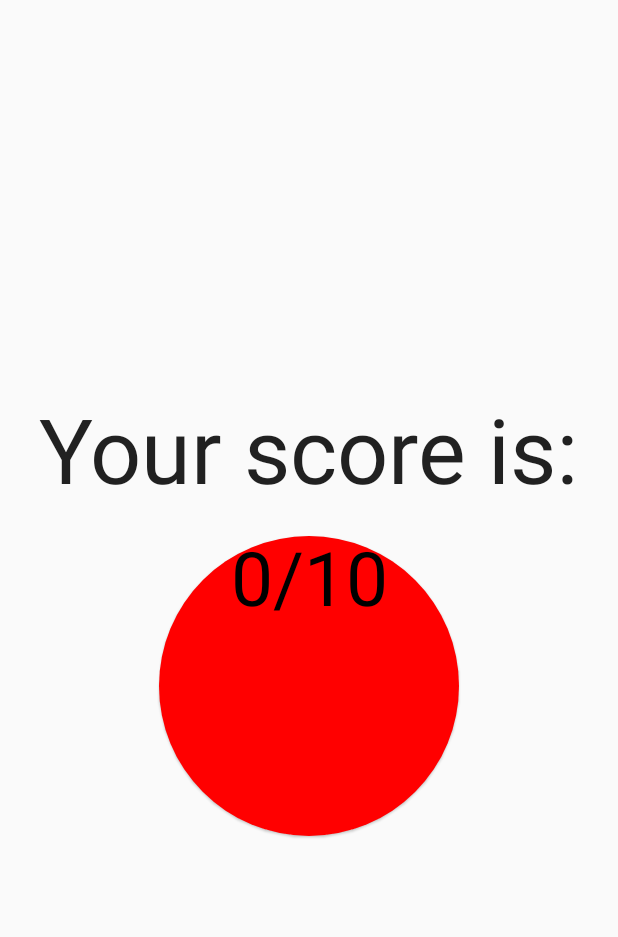
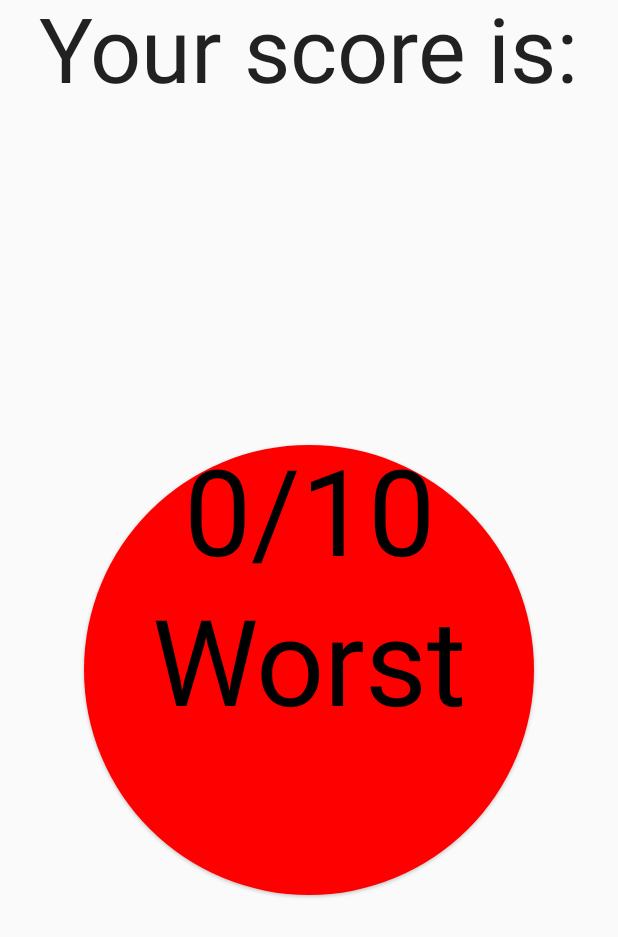
Before and after one commit to idos1234/QuizGame, an Android app built with Jetpack Compose: the Final screen opened through its navigation route, on a phone screen of 412 x 824 dp. Shown: the top 937 px of the screen. Run offline under Robolectric (Android 15) with nearby library versions, the phone set to English and light mode, and no system bars; our stand-ins replace window size class.

Commit message:
Complete making the app on different sizes of screens

```diff
--- a/app/src/main/java/com/example/quizgame/ui/QuizApp.kt
+++ b/app/src/main/java/com/example/quizgame/ui/QuizApp.kt
@@ -43,7 +43,7 @@ fun QuizApp(
             )
         }
         composable(route = ScreensNav.Final.name) {
-            finalScore(score = score )
+            finalScore(score = score, windowSize = windowSize)
         }
     }
 }
--- a/app/src/main/java/com/example/quizgame/ui/finalScore.kt
+++ b/app/src/main/java/com/example/quizgame/ui/finalScore.kt
@@ -3,17 +3,20 @@ package com.example.quizgame.ui
 import androidx.compose.foundation.layout.*
 import androidx.compose.material.Card
 import androidx.compose.material.Text
+import androidx.compose.material3.windowsizeclass.WindowWidthSizeClass
 import androidx.compose.runtime.Composable
 import androidx.compose.ui.Alignment
 import androidx.compose.ui.Modifier
 import androidx.compose.ui.graphics.Color
 import androidx.compose.ui.tooling.preview.Preview
+import androidx.compose.ui.unit.Dp
+import androidx.compose.ui.unit.TextUnit
 import androidx.compose.ui.unit.dp
 import androidx.compose.ui.unit.sp
 import com.example.quizgame.ui.theme.Shapes
 
 @Composable
-fun finalScore(score: Int) {
+fun finalScore(score: Int, windowSize: WindowWidthSizeClass = WindowWidthSizeClass.Compact) {
 
     val color: Color = when(score) {
         1 -> com.example.quizgame.ui.theme.score_1
@@ -40,79 +43,108 @@ fun finalScore(score: Int) {
         8 -> "Very Good"
         9 -> "Great"
         10 -> "excellent!"
-        else -> {""}
+        else -> {"Worst"}
+    }
+
+    val TitleSize: TextUnit = when (windowSize) {
+        WindowWidthSizeClass.Compact -> 60.sp
+        WindowWidthSizeClass.Medium -> 90.sp
+        WindowWidthSizeClass.Expanded -> 90.sp
+        else -> 90.sp
+    }
+
+    val textSize: TextUnit = when (windowSize) {
+        WindowWidthSizeClass.Compact -> 80.sp
+        WindowWidthSizeClass.Medium -> 100.sp
+        WindowWidthSizeClass.Expanded -> 110.sp
+        else -> 110.sp
+    }
+
+    val ButtonSize: Dp = when (windowSize) {
+        WindowWidthSizeClass.Compact -> 300.dp
+        WindowWidthSizeClass.Medium -> 400.dp
+        WindowWidthSizeClass.Expanded -> 450.dp
+        else -> 450.dp
     }
 
     Box(modifier = Modifier.fillMaxSize(), contentAlignment = Alignment.Center) {
         Column(horizontalAlignment = Alignment.CenterHorizontally) {
-            Text("Your score is:", fontSize = 60.sp)
-            Spacer(modifier = Modifier.height(20.dp))
-            Card(shape = Shapes.large, backgroundColor = color, modifier = Modifier.size(200.dp)) {
+            Text("Your score is:", fontSize = TitleSize)
+            Spacer(modifier = Modifier.weight(2f))
+            Card(shape = Shapes.large, backgroundColor = color, modifier = Modifier.size(ButtonSize)) {
                 Column(horizontalAlignment = Alignment.CenterHorizontally) {
-                    Text(text = "${score}/10", color = Color.Black, fontSize = 50.sp)
-                    Text(text = text, color = Color.Black, fontSize = 40.sp)
+                    Text(text = "${score}/10", color = Color.Black, fontSize = textSize, modifier = Modifier.weight(1f))
+                    Text(text = text, color = Color.Black, fontSize = textSize, modifier = Modifier.weight(1f))
+                    Spacer(modifier = Modifier.weight(1f))
                 }
             }
+            Spacer(modifier = Modifier.weight(2f))
         }
     }
 }
 
 @Preview(showBackground = true)
 @Composable
-fun finalscorepreview1() {
+fun Finalscorepreview0() {
+    finalScore(score = 0)
+}
+
+@Preview(showBackground = true)
+@Composable
+fun Finalscorepreview1() {
     finalScore(score = 1)
 }
 
 @Preview(showBackground = true)
 @Composable
-fun finalscorepreview2() {
+fun Finalscorepreview2() {
     finalScore(score = 2)
 }
 
 @Preview(showBackground = true)
 @Composable
-fun finalscorepreview3() {
+fun Finalscorepreview3() {
     finalScore(score = 3)
 }
 
 @Preview(showBackground = true)
 @Composable
-fun finalscorepreview4() {
+fun Finalscorepreview4() {
     finalScore(score = 4)
 }
 
 @Preview(showBackground = true)
 @Composable
-fun finalscorepreview5() {
+fun Finalscorepreview5() {
     finalScore(score = 5)
 }
 
 @Preview(showBackground = true)
 @Composable
-fun finalscorepreview6() {
+fun Finalscorepreview6() {
     finalScore(score = 6)
 }
 
 @Preview(showBackground = true)
 @Composable
-fun finalscorepreview7() {
+fun Finalscorepreview7() {
     finalScore(score = 7)
 }
 
 @Preview(showBackground = true)
 @Composable
-fun finalscorepreview8() {
+fun Finalscorepreview8() {
     finalScore(score = 8)
 }
 
 @Preview(showBackground = true)
 @Composable
-fun finalscorepreview9() {
+fun Finalscorepreview9() {
     finalScore(score = 9)
 }
 
 @Preview(showBackground = true)
 @Composable
-fun finalscorepreview10() {
+fun Finalscorepreview10() {
     finalScore(score = 10)
 }
```
